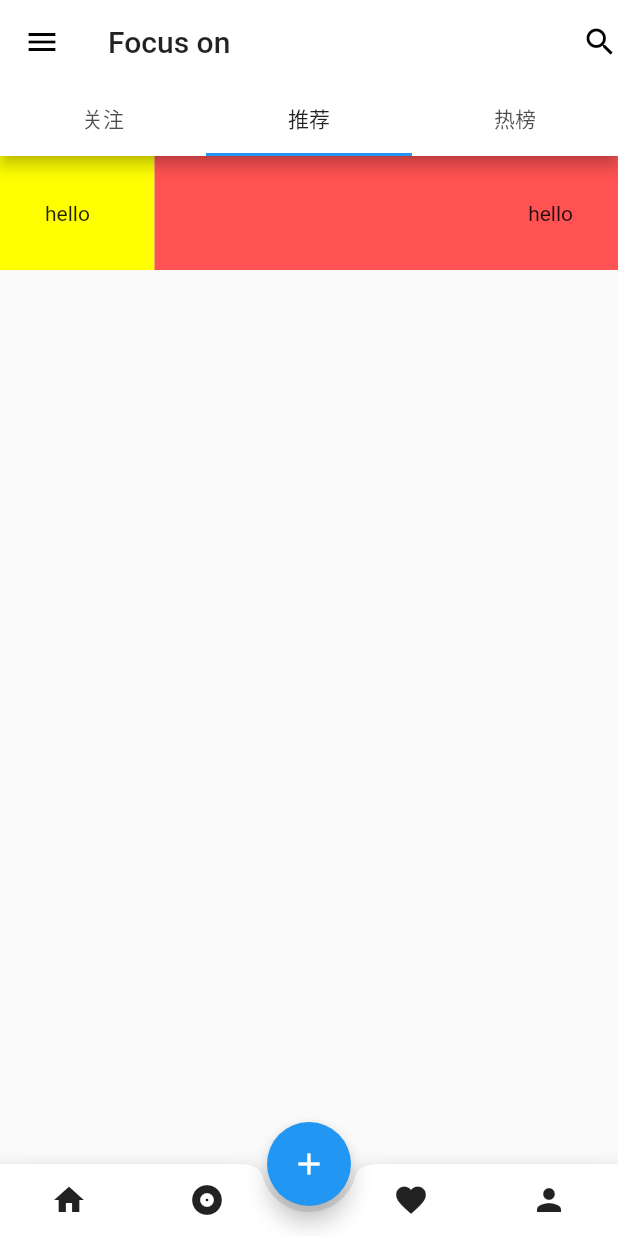
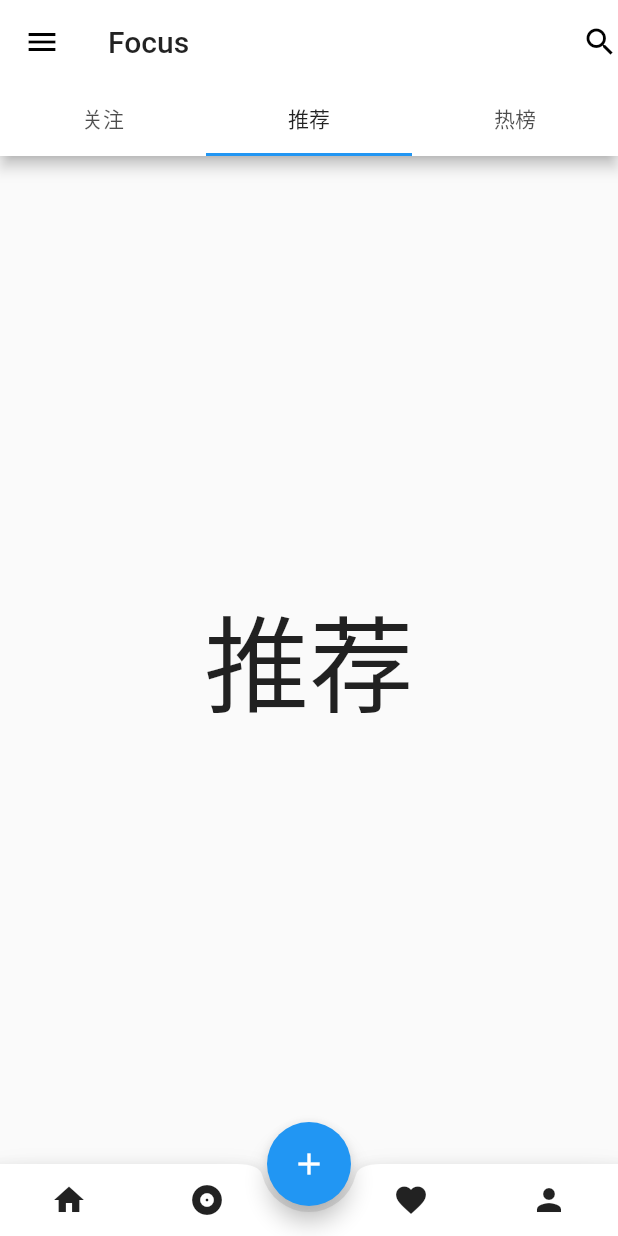
Before and after one commit to JedrekWang/Focus, a Flutter app: the screen it shows after launch, tab 2 chosen, on a phone screen of 412 x 824 dp. Run offline on Flutter 3.47's test engine with Material 2 defaults, Android fonts, the phone set to English and light mode, and no system bars; missing offline and left inert: mustache.

```diff
--- /dev/null
+++ b/lib/constant.dart
@@ -0,0 +1,7 @@
+
+
+var appName = "Focus";
+
+var homePageTitle = "Focus on";
+
+List homePageTabs = ["关注", "推荐", "热榜"];
--- a/lib/main.dart
+++ b/lib/main.dart
@@ -1,11 +1,10 @@
-// import 'package:Focus/parser/rss_parser.dart';
 import 'dart:convert';
 import 'package:Focus/widget/drawer.dart';
 import 'package:flutter/cupertino.dart';
 import 'package:flutter/material.dart';
 
-// import 'package:xml/xml.dart';
-// import 'package:flutter/services.dart' show rootBundle;
+import 'constant.dart';
+
 
 void main() {
   runApp(MyApp());
@@ -15,42 +14,41 @@ class MyApp extends StatelessWidget {
   @override
   Widget build(BuildContext context) {
     return MaterialApp(
-      title: 'Focus',
+      title: appName,
       theme: ThemeData(primaryColor: Colors.white),
-      home: HomePage(title: "Focus on"),
+      home: HomePage(title: homePageTitle),
     );
   }
 }
 
+/// 应用首页UI
 class HomePage extends StatefulWidget {
   HomePage({Key key, this.title}) : super(key: key);
   final String title;
 
   @override
   State<StatefulWidget> createState() {
-    // TODO: implement createState
     return HomePageState();
   }
 }
 
+/// 首页状态管理
 class HomePageState extends State<HomePage>
     with SingleTickerProviderStateMixin {
-  TabController _tabController; //需要定义一个Controller
-  List tabs = ["关注", "推荐", "热榜"];
+  TabController _tabController; //tab状态管理对象
+  List tabs = homePageTabs;
 
   @override
   void initState() {
     super.initState();
-    // 创建Controller
     _tabController = TabController(length: tabs.length, vsync: this);
   }
 
   @override
   Widget build(BuildContext context) {
-    // TODO: implement build
     return Scaffold(
       appBar: AppBar(
-        title: Text("Focus on"),
+        title: Text(appName),
         actions: <Widget>[Icon(Icons.search)],
         bottom: TabBar(
             controller: _tabController,
@@ -62,7 +60,6 @@ class HomePageState extends State<HomePage>
         children: [
           Column(
             children: [
-              // Image.asset('assets/Tunnel.jpg'),
               FutureBuilder(
                   future: DefaultAssetBundle.of(context)
                       .loadString("assets/package.json"),
@@ -82,41 +79,11 @@ class HomePageState extends State<HomePage>
           ),
           Container(
               alignment: Alignment.center,
-              // child: Text(tabs[1], textScaleFactor: 5)),
-              child: Column(
-                children: [
-                  Flex(
-                    direction: Axis.horizontal,
-                    children: [
-                      Expanded(
-                        child: Container(
-                          color: Colors.yellowAccent,
-                          padding: EdgeInsets.all(30),
-                          child: Text("hello"),
-                        ),
-                      ),
-                      Expanded(
-                        flex: 3,
-                        child: Container(
-                          color: Colors.redAccent,
-                          padding: EdgeInsets.all(30),
-                          child: Text("hello", textAlign: TextAlign.right,),
-                        ),
-                      )
-                    ],
-                  )
-                ],
-              )),
+              child: Text(tabs[1], textScaleFactor: 5)),
           Container(
               alignment: Alignment.center,
               child: Text(tabs[2], textScaleFactor: 5)),
         ],
-        // tabs.map((e) { //创建3个Tab页
-        //   return Container(
-        //     alignment: Alignment.center,
-        //     child: Text(e, textScaleFactor: 5),
-        //   );
-        // }).toList(),
       ),
       bottomNavigationBar: BottomAppBar(
         child: Row(
--- a/pubspec.yaml
+++ b/pubspec.yaml
@@ -32,6 +32,7 @@ dependencies:
   mustache: ^1.1.1
   english_words: ^3.1.5
   flutter_html: ^1.0.0
+  http_parser: ^3.1.4
 
 dev_dependencies:
   flutter_test:
```
Also changed, not shown: lib/service/loader.dart (added, +27 -0 lines), lib/service/parser.dart (added), 1 other file.
